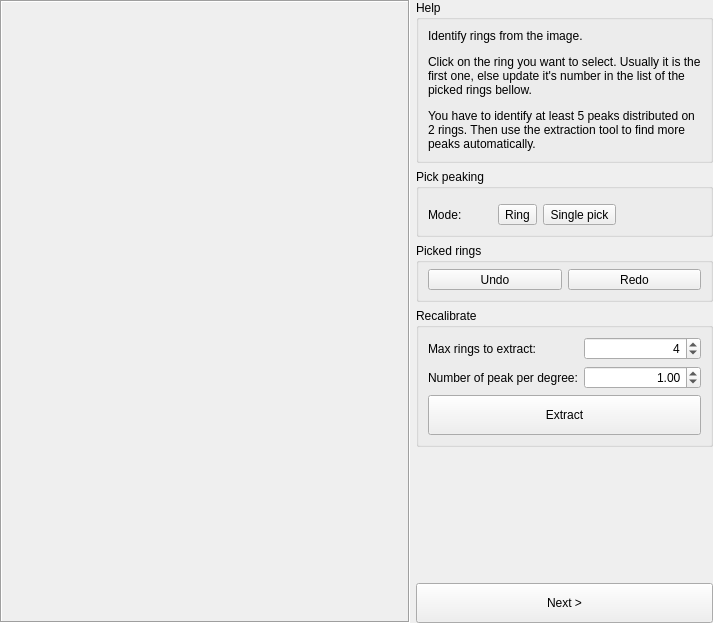
First picture: the form in pyFAI/resources/gui/calibration-peakpicking.ui, repository silx-kit/pyFAI, before the edit.
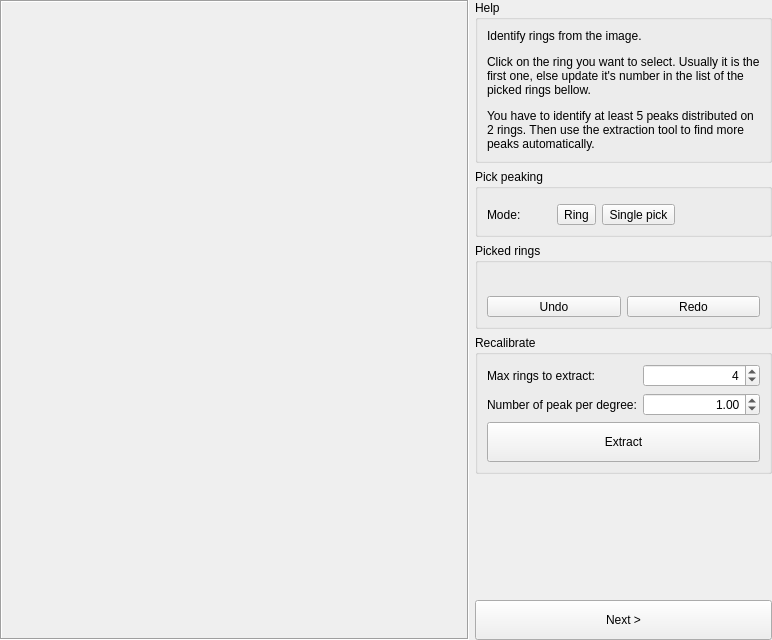
Second picture: the form after the edit.

Commit message:
Fix peak view glitches on Debian8 Qt5
- NoFrame looks to be strangely supported

The edit to the form file:
```diff
--- a/pyFAI/resources/gui/calibration-peakpicking.ui
+++ b/pyFAI/resources/gui/calibration-peakpicking.ui
@@ -6,8 +6,8 @@
    <rect>
     <x>0</x>
     <y>0</y>
-    <width>713</width>
-    <height>623</height>
+    <width>772</width>
+    <height>640</height>
    </rect>
   </property>
   <property name="windowTitle">
@@ -155,20 +155,10 @@
          <string>Picked rings</string>
         </property>
         <layout class="QVBoxLayout" name="verticalLayout" stretch="0,0">
-         <property name="leftMargin">
-          <number>9</number>
-         </property>
-         <property name="topMargin">
-          <number>0</number>
-         </property>
-         <property name="rightMargin">
-          <number>9</number>
-         </property>
-         <property name="bottomMargin">
-          <number>9</number>
-         </property>
          <item>
-          <widget class="QWidget" name="_peakSelectionHolder" native="true"/>
+          <widget class="QWidget" name="_peakSelectionDummy" native="true">
+           <layout class="QVBoxLayout" name="verticalLayout_2"/>
+          </widget>
          </item>
          <item>
           <widget class="QWidget" name="widget_12" native="true">
```
Left out of the diff: 2 changed lines with no effect on the pictures. The commit also changes 1 other file.
